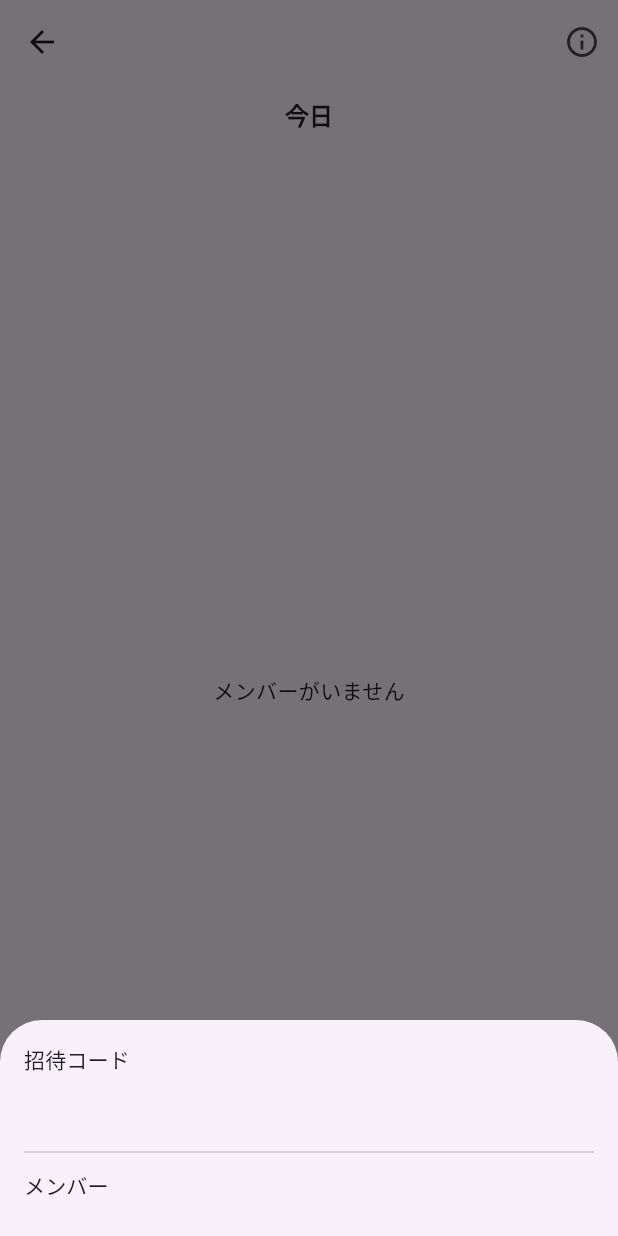
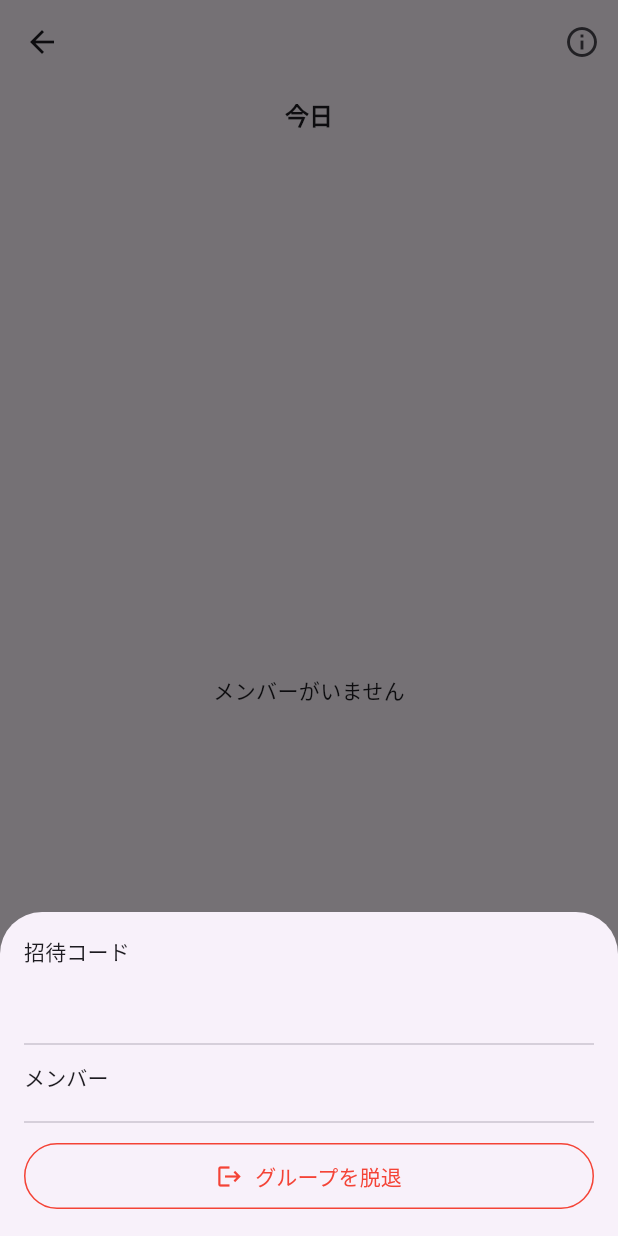
Before and after one commit to Earth-worm/Hanauta_hackathon_test, a Flutter app: the GroupDetailScreen screen opened directly with empty values, after a tap on the "info outline" icon, on a phone screen of 412 x 824 dp. Run offline on Flutter 3.47's test engine with Material 3 defaults, Android fonts, the phone set to English and light mode, and no system bars; our stand-ins replace camera, flutter_cache_manager, flutter_dotenv, flutter_riverpod, go_router, supabase_flutter and 1 more; missing offline and left inert: dart:js_interop; accounts and stored records are empty.

Commit message:
グループ脱退機能を追加
- GroupService に leaveGroup を追加し group_members の自分の行を削除
- RLSで拒否された場合の0行削除を検知してエラーにする
- グループ情報シートに脱退ボタンと確認ダイアログを追加
- 脱退後はホームのグループ一覧を更新して /home へ遷移

Co-Authored-By: Claude Opus 5 (1M context) <noreply@anthropic.com>

```diff
--- a/lib/features/group/group_detail_screen.dart
+++ b/lib/features/group/group_detail_screen.dart
@@ -1,9 +1,10 @@
 // グループ詳細画面。指定した日付・時間帯のメンバー全員の投稿を一覧表示する。
 // 投稿済みは動画カード、未投稿は枠（プレースホルダー）で表示する。
-// 時間移動（左右タップ）／日付移動（左右スワイプ）／メンバー・招待も担当。
+// 時間移動（左右タップ）／日付移動（左右スワイプ）／メンバー・招待・脱退も担当。
 
 import 'package:flutter/material.dart';
 import 'package:flutter_riverpod/flutter_riverpod.dart';
+import 'package:go_router/go_router.dart';
 import 'package:video_player/video_player.dart';
 
 import '../../core/analytics.dart';
@@ -11,6 +12,7 @@ import '../../core/cached_video.dart';
 import '../../core/jst.dart';
 import '../../models/app_user.dart';
 import '../../models/group.dart';
+import '../home/home_provider.dart';
 import '../post/recorded_video_view.dart';
 import 'group_provider.dart';
 
@@ -42,6 +44,7 @@ class GroupDetailScreen extends ConsumerStatefulWidget {
 class _GroupDetailScreenState extends ConsumerState<GroupDetailScreen> {
   late DateTime _date;
   late int _hour;
+  bool _leaving = false;
 
   @override
   void initState() {
@@ -114,7 +117,27 @@ class _GroupDetailScreenState extends ConsumerState<GroupDetailScreen> {
           ),
         ],
       ),
-      body: Column(
+      body: Stack(
+        children: [
+          _buildBody(membersAsync, postsAsync),
+          // 脱退処理中は操作を受け付けないようにオーバーレイで覆う。
+          if (_leaving)
+            const Positioned.fill(
+              child: ColoredBox(
+                color: Colors.black26,
+                child: Center(child: CircularProgressIndicator()),
+              ),
+            ),
+        ],
+      ),
+    );
+  }
+
+  Widget _buildBody(
+    AsyncValue<List<AppUser>> membersAsync,
+    AsyncValue<List<GroupPost>> postsAsync,
+  ) {
+    return Column(
       children: [
         // 相対的な日付ラベル（今日/昨日/曜日）のみ表示する。
         Padding(
@@ -160,7 +183,6 @@ class _GroupDetailScreenState extends ConsumerState<GroupDetailScreen> {
           ),
         ),
       ],
-      ),
     );
   }
 
@@ -244,12 +266,69 @@ class _GroupDetailScreenState extends ConsumerState<GroupDetailScreen> {
                     );
                   },
                 ),
+                const Divider(height: 24),
+                SizedBox(
+                  width: double.infinity,
+                  child: OutlinedButton.icon(
+                    onPressed: () {
+                      Navigator.of(sheetContext).pop();
+                      _confirmLeave();
+                    },
+                    icon: const Icon(Icons.logout),
+                    label: const Text('グループを脱退'),
+                    style: OutlinedButton.styleFrom(
+                      foregroundColor: Colors.red,
+                      side: const BorderSide(color: Colors.red),
+                      padding: const EdgeInsets.symmetric(vertical: 12),
+                    ),
+                  ),
+                ),
               ],
             ),
           ),
         );
       },
     );
+  }
+
+  Future<void> _confirmLeave() async {
+    final confirmed = await showDialog<bool>(
+      context: context,
+      builder: (dialogContext) => AlertDialog(
+        title: const Text('グループを脱退しますか？'),
+        content: const Text('脱退すると、このグループの投稿は見られなくなります。\n再参加するには招待コードが必要です。'),
+        actions: [
+          TextButton(
+            onPressed: () => Navigator.of(dialogContext).pop(false),
+            child: const Text('キャンセル'),
+          ),
+          TextButton(
+            onPressed: () => Navigator.of(dialogContext).pop(true),
+            style: TextButton.styleFrom(foregroundColor: Colors.red),
+            child: const Text('脱退する'),
+          ),
+        ],
+      ),
+    );
+    if (confirmed != true) return;
+    await _leaveGroup();
+  }
+
+  Future<void> _leaveGroup() async {
+    // 画面遷移後にも通知を出せるよう、messenger を先に取得しておく。
+    final messenger = ScaffoldMessenger.of(context);
+    setState(() => _leaving = true);
+    try {
+      await ref.read(groupServiceProvider).leaveGroup(widget.groupId);
+      if (!mounted) return;
+      ref.invalidate(myGroupsProvider);
+      context.go('/home');
+      messenger.showSnackBar(const SnackBar(content: Text('グループを脱退しました')));
+    } catch (e) {
+      if (!mounted) return;
+      setState(() => _leaving = false);
+      messenger.showSnackBar(SnackBar(content: Text('脱退に失敗しました: $e')));
+    }
   }
 
   Widget _memberTile(AppUser member) {
```
Also changed, not shown: lib/features/group/group_provider.dart (+40 -16 lines). Lines whose indentation alone changed are shown as unchanged.
